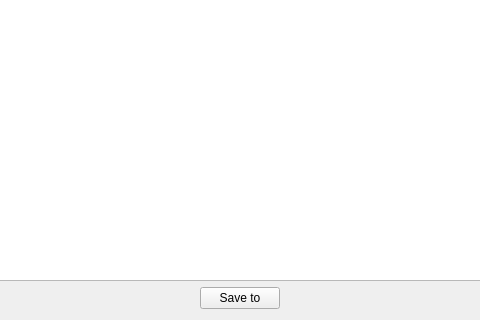
This is disassemblywindow.ui in Skarsnik/SNESTraceReader as Qt 5 draws it before an edit; both pictures show x 106 to 586 and y 237 to 557 of the 777 by 557 pixel window. The edited form follows.
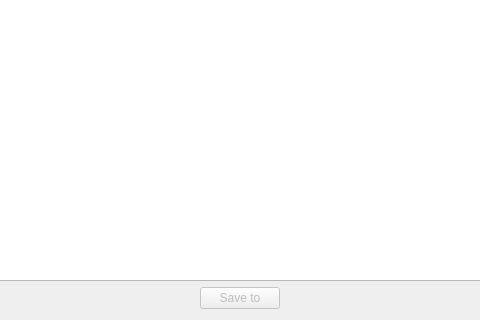
This is the edited form.

The edit to the form file:
```diff
--- a/disassemblywindow.ui
+++ b/disassemblywindow.ui
@@ -36,6 +36,9 @@
        </item>
        <item>
         <widget class="QPushButton" name="pushButton">
+         <property name="enabled">
+          <bool>false</bool>
+         </property>
          <property name="text">
           <string>Save to</string>
          </property>
```
